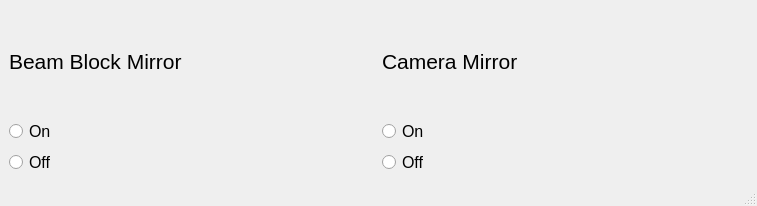
First picture: the form in src/qudi/gui/flippermirror/ui_flippermirror_gui.ui, repository trezitorul/qudi-Purdue-modules, before the edit.
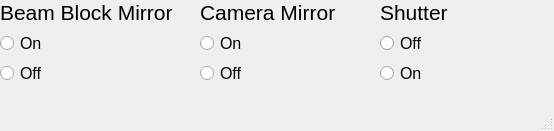
Second picture: the form after the edit.

Commit message: Added shutter button to flipper gui and updated the flipper logic to add the shutter flipper

```diff
--- a/src/qudi/gui/flippermirror/ui_flippermirror_gui.ui
+++ b/src/qudi/gui/flippermirror/ui_flippermirror_gui.ui
@@ -6,18 +6,23 @@
    <rect>
     <x>0</x>
     <y>0</y>
-    <width>757</width>
-    <height>206</height>
+    <width>554</width>
+    <height>131</height>
    </rect>
   </property>
   <property name="windowTitle">
    <string>Flipper Mirror</string>
   </property>
   <widget class="QWidget" name="centralwidget">
-   <layout class="QHBoxLayout" name="horizontalLayout_2">
-    <item>
-     <layout class="QHBoxLayout" name="horizontalLayout">
-      <item>
+   <widget class="QWidget" name="layoutWidget">
+    <property name="geometry">
+     <rect>
+      <x>0</x>
+      <y>0</y>
+      <width>174</width>
+      <height>85</height>
+     </rect>
+    </property>
        <layout class="QVBoxLayout" name="verticalLayout_2">
         <item>
          <widget class="QLabel" name="label">
@@ -56,8 +61,16 @@
          </widget>
         </item>
        </layout>
-      </item>
-      <item>
+   </widget>
+   <widget class="QWidget" name="verticalLayoutWidget">
+    <property name="geometry">
+     <rect>
+      <x>200</x>
+      <y>0</y>
+      <width>160</width>
+      <height>85</height>
+     </rect>
+    </property>
        <layout class="QVBoxLayout" name="verticalLayout">
         <item>
          <widget class="QLabel" name="label_2">
@@ -96,10 +109,55 @@
          </widget>
         </item>
        </layout>
-      </item>
-     </layout>
-    </item>
-   </layout>
+   </widget>
+   <widget class="QWidget" name="verticalLayoutWidget_2">
+    <property name="geometry">
+     <rect>
+      <x>380</x>
+      <y>0</y>
+      <width>160</width>
+      <height>85</height>
+     </rect>
+    </property>
+    <layout class="QVBoxLayout" name="verticalLayout_3">
+     <item>
+      <widget class="QLabel" name="label_3">
+       <property name="font">
+        <font>
+         <pointsize>16</pointsize>
+        </font>
+       </property>
+       <property name="text">
+        <string>Shutter</string>
+       </property>
+      </widget>
+     </item>
+     <item>
+      <widget class="QRadioButton" name="offButton_3">
+       <property name="font">
+        <font>
+         <pointsize>12</pointsize>
+        </font>
+       </property>
+       <property name="text">
+        <string>Off</string>
+       </property>
+      </widget>
+     </item>
+     <item>
+      <widget class="QRadioButton" name="onButton_3">
+       <property name="font">
+        <font>
+         <pointsize>12</pointsize>
+        </font>
+       </property>
+       <property name="text">
+        <string>On</string>
+       </property>
+      </widget>
+     </item>
+    </layout>
+   </widget>
   </widget>
   <widget class="QMenuBar" name="menubar">
    <property name="geometry">
```
Left out of the diff: 2 changed lines with no effect on the pictures. Lines whose indentation alone changed are shown as unchanged. The commit also changes 3 other files.
